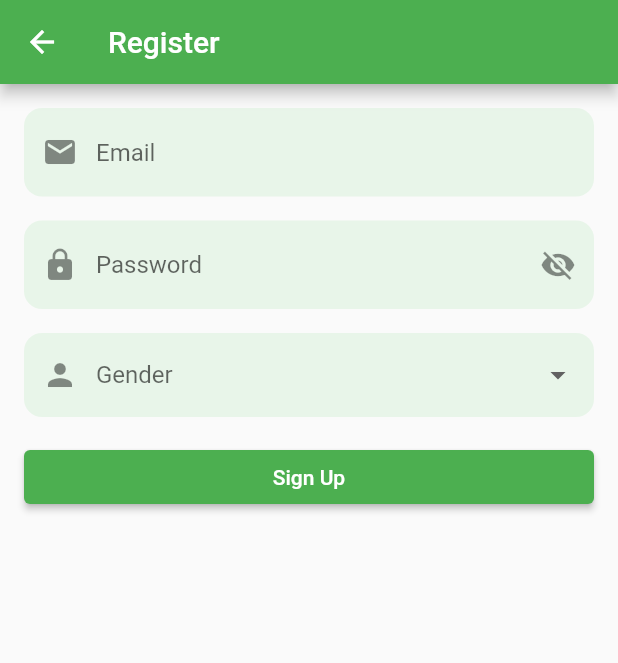
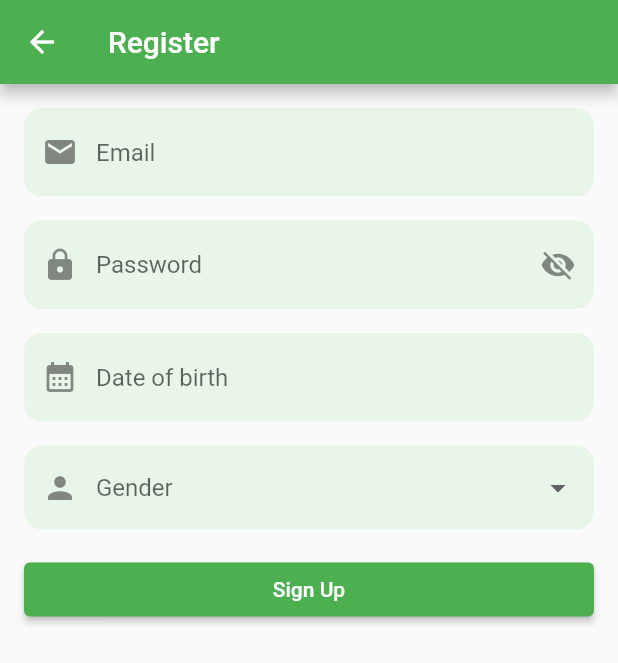
Before and after one commit to chunlee-thong/flutter_training, a Flutter app: the SignUpPage screen opened directly, on a phone screen of 412 x 824 dp. Shown: the top 663 px of the screen. Run offline on Flutter 3.47's test engine with Material 2 defaults, Android fonts, the phone set to English and light mode, and no system bars.

Commit message:
Update sign_up_page.dart

```diff
--- a/wow_panda/lib/src/pages/sign_up/sign_up_page.dart
+++ b/wow_panda/lib/src/pages/sign_up/sign_up_page.dart
@@ -12,6 +12,7 @@ class _SignUpPageState extends State<SignUpPage> {
   ///
   TextEditingController emailTC = TextEditingController(text: "");
   TextEditingController passwordTC = TextEditingController(text: "");
+  TextEditingController dobTC = TextEditingController(text: "");
 
   GlobalKey<FormState> formKey = GlobalKey();
 
@@ -61,10 +62,7 @@ class _SignUpPageState extends State<SignUpPage> {
                     decoration: InputDecoration(
                       hintText: "Email",
                       prefixIcon: const Icon(Icons.email),
-                      border: OutlineInputBorder(
-                        borderRadius: BorderRadius.circular(12),
-                        borderSide: BorderSide.none,
-                      ),
+                      border: kInputBorder,
                       filled: true,
                       fillColor: Colors.green[50],
                     ),
@@ -91,6 +89,29 @@ class _SignUpPageState extends State<SignUpPage> {
                         },
                       ),
                       hintText: "Password",
+                      border: kInputBorder,
+                      filled: true,
+                      fillColor: Colors.green[50],
+                    ),
+                  ),
+                  const SizedBox(height: 16),
+                  TextFormField(
+                    controller: dobTC,
+                    readOnly: true,
+                    onTap: () async {
+                      DateTime? selectedDate = await showDatePicker(
+                        context: context,
+                        initialDate: DateTime.now(),
+                        firstDate: DateTime(1900),
+                        lastDate: DateTime.now(),
+                      );
+                      if (selectedDate != null) {
+                        dobTC.text = selectedDate.toIso8601String();
+                      }
+                    },
+                    decoration: InputDecoration(
+                      hintText: "Date of birth",
+                      prefixIcon: const Icon(Icons.calendar_month),
                       border: kInputBorder,
                       filled: true,
                       fillColor: Colors.green[50],
```
